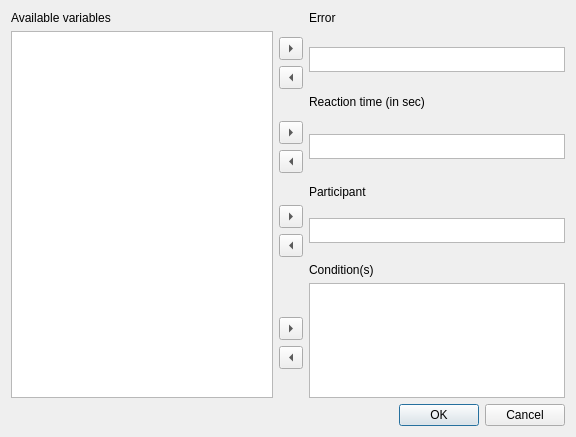
cogstat/cogstat, file cogstat/ui/diffusion.ui: the form before one commit.
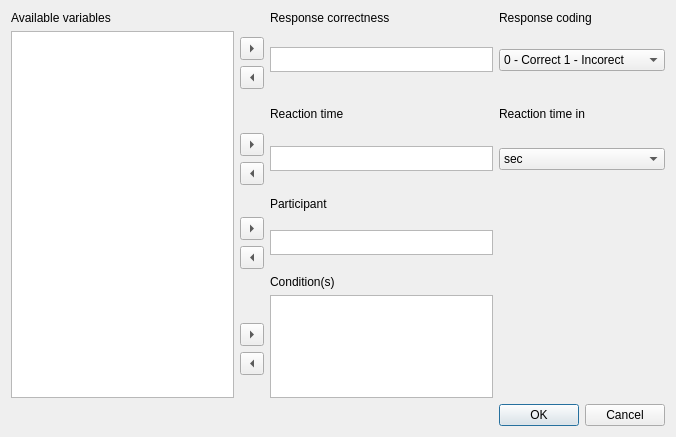
The form after the commit.

Commit message: add time unit and response coding to diffusion analysis and refine the code

```diff
--- a/cogstat/ui/diffusion.ui
+++ b/cogstat/ui/diffusion.ui
@@ -6,7 +6,7 @@
    <rect>
     <x>0</x>
     <y>0</y>
-    <width>576</width>
+    <width>676</width>
     <height>437</height>
    </rect>
   </property>
@@ -14,25 +14,204 @@
    <string>Behavioral data diffusion analysis</string>
   </property>
   <layout class="QGridLayout" name="gridLayout_5">
-   <item row="0" column="0" rowspan="4">
-    <layout class="QVBoxLayout" name="verticalLayout">
-     <item>
-      <widget class="QLabel" name="label">
+   <item row="0" column="2">
+    <layout class="QGridLayout" name="gridLayout_6">
+     <item row="1" column="0">
+      <widget class="QLabel" name="label_6">
        <property name="text">
-        <string>Available variables</string>
+        <string>Response coding</string>
+       </property>
+      </widget>
+     </item>
+     <item row="3" column="0">
+      <widget class="QComboBox" name="response_coding">
+       <item>
+        <property name="text">
+         <string>0 - Correct 1 - Incorect</string>
+        </property>
+       </item>
+       <item>
+        <property name="text">
+         <string>1 - Correct 0 - Incorrect</string>
+        </property>
+       </item>
+      </widget>
+     </item>
+     <item row="4" column="0">
+      <spacer name="verticalSpacer_3">
+       <property name="orientation">
+        <enum>Qt::Vertical</enum>
+       </property>
+       <property name="sizeHint" stdset="0">
+        <size>
+         <width>20</width>
+         <height>40</height>
+        </size>
+       </property>
+      </spacer>
+     </item>
+     <item row="2" column="0">
+      <spacer name="verticalSpacer_4">
+       <property name="orientation">
+        <enum>Qt::Vertical</enum>
+       </property>
+       <property name="sizeHint" stdset="0">
+        <size>
+         <width>20</width>
+         <height>40</height>
+        </size>
+       </property>
+      </spacer>
+     </item>
+    </layout>
+   </item>
+   <item row="3" column="2">
+    <layout class="QGridLayout" name="gridLayout_7">
+     <item row="2" column="0">
+      <widget class="QComboBox" name="reaction_time_in">
+       <item>
+        <property name="text">
+         <string>sec</string>
+        </property>
+       </item>
+       <item>
+        <property name="text">
+         <string>msec</string>
+        </property>
+       </item>
+      </widget>
+     </item>
+     <item row="0" column="0">
+      <widget class="QLabel" name="label_7">
+       <property name="text">
+        <string>Reaction time in</string>
+       </property>
+      </widget>
+     </item>
+     <item row="1" column="0">
+      <spacer name="verticalSpacer_5">
+       <property name="orientation">
+        <enum>Qt::Vertical</enum>
+       </property>
+       <property name="sizeHint" stdset="0">
+        <size>
+         <width>20</width>
+         <height>40</height>
+        </size>
+       </property>
+      </spacer>
+     </item>
+     <item row="3" column="0">
+      <spacer name="verticalSpacer_6">
+       <property name="orientation">
+        <enum>Qt::Vertical</enum>
+       </property>
+       <property name="sizeHint" stdset="0">
+        <size>
+         <width>20</width>
+         <height>40</height>
+        </size>
+       </property>
+      </spacer>
+     </item>
+    </layout>
+   </item>
+   <item row="5" column="1">
+    <layout class="QGridLayout" name="gridLayout_4">
+     <item row="1" column="0">
+      <spacer name="verticalSpacer_2">
+       <property name="orientation">
+        <enum>Qt::Vertical</enum>
+       </property>
+       <property name="sizeHint" stdset="0">
+        <size>
+         <width>20</width>
+         <height>40</height>
+        </size>
+       </property>
+      </spacer>
+     </item>
+     <item row="2" column="0">
+      <widget class="QToolButton" name="addCondition">
+       <property name="arrowType">
+        <enum>Qt::RightArrow</enum>
+       </property>
+      </widget>
+     </item>
+     <item row="0" column="1">
+      <widget class="QLabel" name="label_5">
+       <property name="text">
+        <string>Condition(s)</string>
        </property>
        <property name="buddy">
         <cstring>sourceListWidget</cstring>
        </property>
       </widget>
      </item>
-     <item>
-      <widget class="QListWidget" name="sourceListWidget">
+     <item row="4" column="0">
+      <spacer name="verticalSpacer">
+       <property name="orientation">
+        <enum>Qt::Vertical</enum>
+       </property>
+       <property name="sizeHint" stdset="0">
+        <size>
+         <width>20</width>
+         <height>40</height>
+        </size>
+       </property>
+      </spacer>
+     </item>
+     <item row="3" column="0">
+      <widget class="QToolButton" name="removeCondition">
+       <property name="arrowType">
+        <enum>Qt::LeftArrow</enum>
+       </property>
+      </widget>
+     </item>
+     <item row="1" column="1" rowspan="4">
+      <widget class="QListWidget" name="conditionListWidget"/>
+     </item>
+    </layout>
+   </item>
+   <item row="3" column="1">
+    <layout class="QGridLayout" name="gridLayout_2">
+     <item row="1" column="1" rowspan="4">
+      <widget class="QListWidget" name="RTListWidget">
+       <property name="maximumSize">
+        <size>
+         <width>16777215</width>
+         <height>25</height>
+        </size>
+       </property>
        <property name="selectionMode">
         <enum>QAbstractItemView::ExtendedSelection</enum>
        </property>
       </widget>
      </item>
+     <item row="2" column="0">
+      <widget class="QToolButton" name="addRT">
+       <property name="arrowType">
+        <enum>Qt::RightArrow</enum>
+       </property>
+      </widget>
+     </item>
+     <item row="0" column="1">
+      <widget class="QLabel" name="label_4">
+       <property name="text">
+        <string>Reaction time</string>
+       </property>
+       <property name="buddy">
+        <cstring>RTListWidget</cstring>
+       </property>
+      </widget>
+     </item>
+     <item row="3" column="0">
+      <widget class="QToolButton" name="removeRT">
+       <property name="arrowType">
+        <enum>Qt::LeftArrow</enum>
+       </property>
+      </widget>
+     </item>
     </layout>
    </item>
    <item row="0" column="1">
@@ -47,7 +226,7 @@
      <item row="0" column="1">
       <widget class="QLabel" name="label_3">
        <property name="text">
-        <string>Error</string>
+        <string>Response correctness</string>
        </property>
        <property name="buddy">
         <cstring>errorListWidget</cstring>
@@ -76,48 +255,7 @@
      </item>
     </layout>
    </item>
-   <item row="1" column="1">
-    <layout class="QGridLayout" name="gridLayout_2">
-     <item row="1" column="1" rowspan="4">
-      <widget class="QListWidget" name="RTListWidget">
-       <property name="maximumSize">
-        <size>
-         <width>16777215</width>
-         <height>25</height>
-        </size>
-       </property>
-       <property name="selectionMode">
-        <enum>QAbstractItemView::ExtendedSelection</enum>
-       </property>
-      </widget>
-     </item>
-     <item row="2" column="0">
-      <widget class="QToolButton" name="addRT">
-       <property name="arrowType">
-        <enum>Qt::RightArrow</enum>
-       </property>
-      </widget>
-     </item>
-     <item row="0" column="1">
-      <widget class="QLabel" name="label_4">
-       <property name="text">
-        <string>Reaction time (in sec)</string>
-       </property>
-       <property name="buddy">
-        <cstring>RTListWidget</cstring>
-       </property>
-      </widget>
-     </item>
-     <item row="3" column="0">
-      <widget class="QToolButton" name="removeRT">
-       <property name="arrowType">
-        <enum>Qt::LeftArrow</enum>
-       </property>
-      </widget>
-     </item>
-    </layout>
-   </item>
-   <item row="2" column="1">
+   <item row="4" column="1">
     <layout class="QGridLayout" name="gridLayout_3">
      <item row="0" column="1">
       <widget class="QLabel" name="label_2">
@@ -158,64 +296,7 @@
      </item>
     </layout>
    </item>
-   <item row="3" column="1">
-    <layout class="QGridLayout" name="gridLayout_4">
-     <item row="0" column="1">
-      <widget class="QLabel" name="label_5">
-       <property name="text">
-        <string>Condition(s)</string>
-       </property>
-       <property name="buddy">
-        <cstring>conditionListWidget</cstring>
-       </property>
-      </widget>
-     </item>
-     <item row="1" column="1" rowspan="4">
-      <widget class="QListWidget" name="conditionListWidget"/>
-     </item>
-     <item row="3" column="0">
-      <widget class="QToolButton" name="removeCondition">
-       <property name="arrowType">
-        <enum>Qt::LeftArrow</enum>
-       </property>
-      </widget>
-     </item>
-     <item row="4" column="0">
-      <spacer name="verticalSpacer">
-       <property name="orientation">
-        <enum>Qt::Vertical</enum>
-       </property>
-       <property name="sizeHint" stdset="0">
-        <size>
-         <width>20</width>
-         <height>40</height>
-        </size>
-       </property>
-      </spacer>
-     </item>
-     <item row="2" column="0">
-      <widget class="QToolButton" name="addCondition">
-       <property name="arrowType">
-        <enum>Qt::RightArrow</enum>
-       </property>
-      </widget>
-     </item>
-     <item row="1" column="0">
-      <spacer name="verticalSpacer_2">
-       <property name="orientation">
-        <enum>Qt::Vertical</enum>
-       </property>
-       <property name="sizeHint" stdset="0">
-        <size>
-         <width>20</width>
-         <height>40</height>
-        </size>
-       </property>
-      </spacer>
-     </item>
-    </layout>
-   </item>
-   <item row="4" column="1">
+   <item row="6" column="2">
     <widget class="QDialogButtonBox" name="buttonBox">
      <property name="orientation">
       <enum>Qt::Horizontal</enum>
@@ -225,6 +306,27 @@
      </property>
     </widget>
    </item>
+   <item row="0" column="0" rowspan="6">
+    <layout class="QVBoxLayout" name="verticalLayout">
+     <item>
+      <widget class="QLabel" name="label">
+       <property name="text">
+        <string>Available variables</string>
+       </property>
+       <property name="buddy">
+        <cstring>sourceListWidget</cstring>
+       </property>
+      </widget>
+     </item>
+     <item>
+      <widget class="QListWidget" name="sourceListWidget">
+       <property name="selectionMode">
+        <enum>QAbstractItemView::ExtendedSelection</enum>
+       </property>
+      </widget>
+     </item>
+    </layout>
+   </item>
   </layout>
  </widget>
  <tabstops>
```
Left out of the diff: 2 changed lines with no effect on the pictures. The commit also changes 7 other files.
